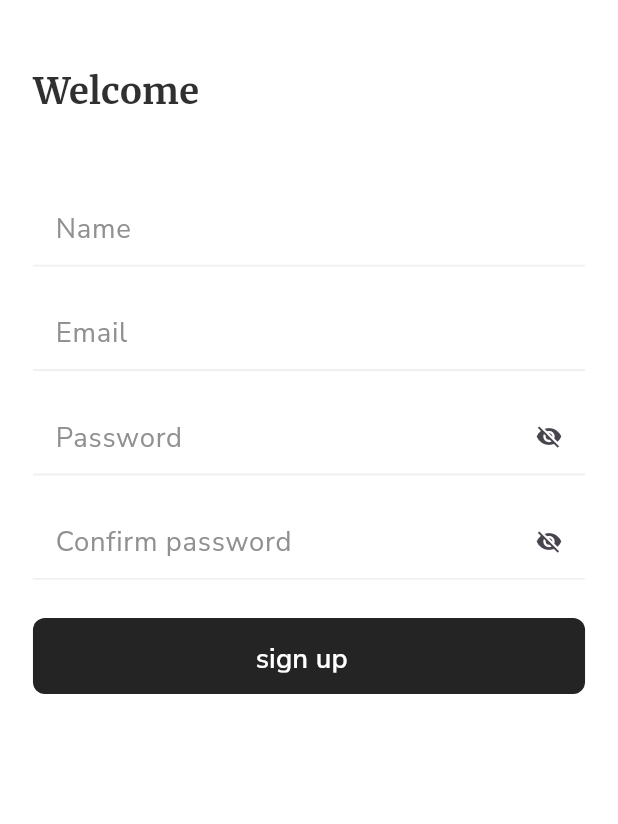
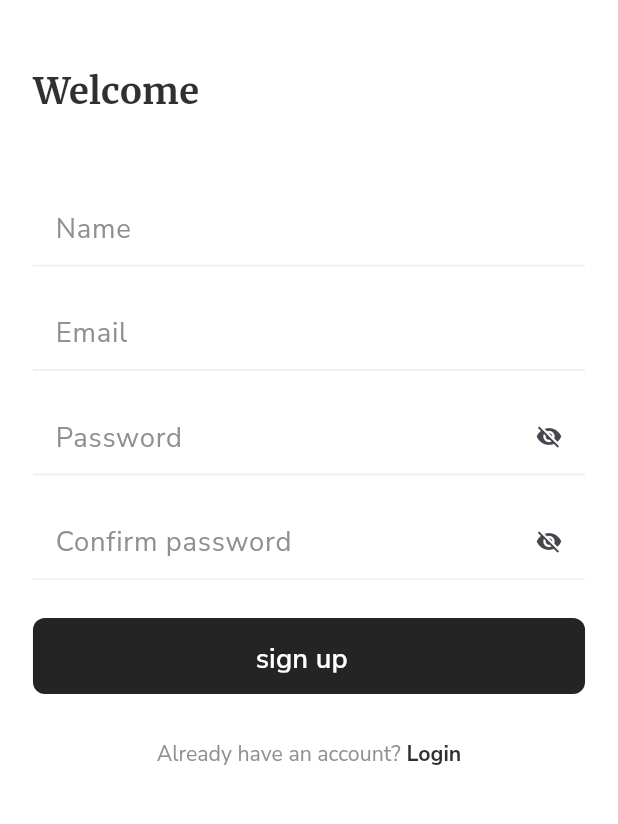
Before and after one commit to mahmoud-elsay/woodiex, a Flutter app: the SignUpScreen screen opened by its route, on a phone screen of 412 x 824 dp, the part 128-952 px from its top. Run offline on Flutter 3.47's test engine with Material 3 defaults, Android fonts, the phone set to English and light mode, and no system bars; our stand-ins replace flutter_screenutil, flutter_svg, google_fonts, lottie.

Commit message:
finsih sign up ui

```diff
--- a/lib/core/theming/styles.dart
+++ b/lib/core/theming/styles.dart
@@ -72,9 +72,9 @@ class Fonts {
     color: ColorsManager.secondaryGrey,
   );
 
-  static TextStyle darkGreyNunitoSansSemiBold14 = GoogleFonts.nunitoSans(
-    fontSize: 18.sp,
-    fontWeight: FontWeightHelper.semiBold,
+  static TextStyle darkGreyNunitoSansBold14 = GoogleFonts.nunitoSans(
+    fontSize: 14.sp,
+    fontWeight: FontWeightHelper.bold,
     color: ColorsManager.darkGrey,
   );
 }
--- a/lib/featrues/auth/sign_up/ui/sign_up_screen.dart
+++ b/lib/featrues/auth/sign_up/ui/sign_up_screen.dart
@@ -5,6 +5,7 @@ import 'package:woodiex/core/widgets/app_form_field.dart';
 import 'package:woodiex/core/widgets/app_text_button.dart';
 import 'package:flutter_screenutil/flutter_screenutil.dart';
 import 'package:woodiex/featrues/auth/login/ui/widgets/login_app_bar.dart';
+import 'package:woodiex/featrues/auth/sign_up/ui/widgets/already_have_account_text.dart';
 
 class SignUpScreen extends StatefulWidget {
   const SignUpScreen({super.key});
@@ -76,7 +77,8 @@ class _SignUpScreenState extends State<SignUpScreen> {
                   buttonText: 'sign up  ',
                   textStyle: Fonts.whiteNunitoSansSemiBold18,
                   onPressed: () {}),
-
+              verticalSpace(30),
+              Center(child: AlreadyHaveAccountText())
             ],
           ),
         ),
--- /dev/null
+++ b/lib/featrues/auth/sign_up/ui/widgets/already_have_account_text.dart
@@ -0,0 +1,26 @@
+import 'package:flutter/material.dart';
+import 'package:woodiex/core/theming/styles.dart';
+// Ensure you import your Fonts class.
+
+class AlreadyHaveAccountText extends StatelessWidget {
+  const AlreadyHaveAccountText({super.key});
+
+  @override
+  Widget build(BuildContext context) {
+    return RichText(
+      textAlign: TextAlign.center,
+      text: TextSpan(
+        children: [
+          TextSpan(
+            text: 'Already have an account?',
+            style: Fonts.nunitoSansRegular14, // Use your custom Fonts style
+          ),
+          TextSpan(
+            text: ' Login',
+            style: Fonts.darkGreyNunitoSansBold14, // Adjust as needed
+          ),
+        ],
+      ),
+    );
+  }
+}
```
